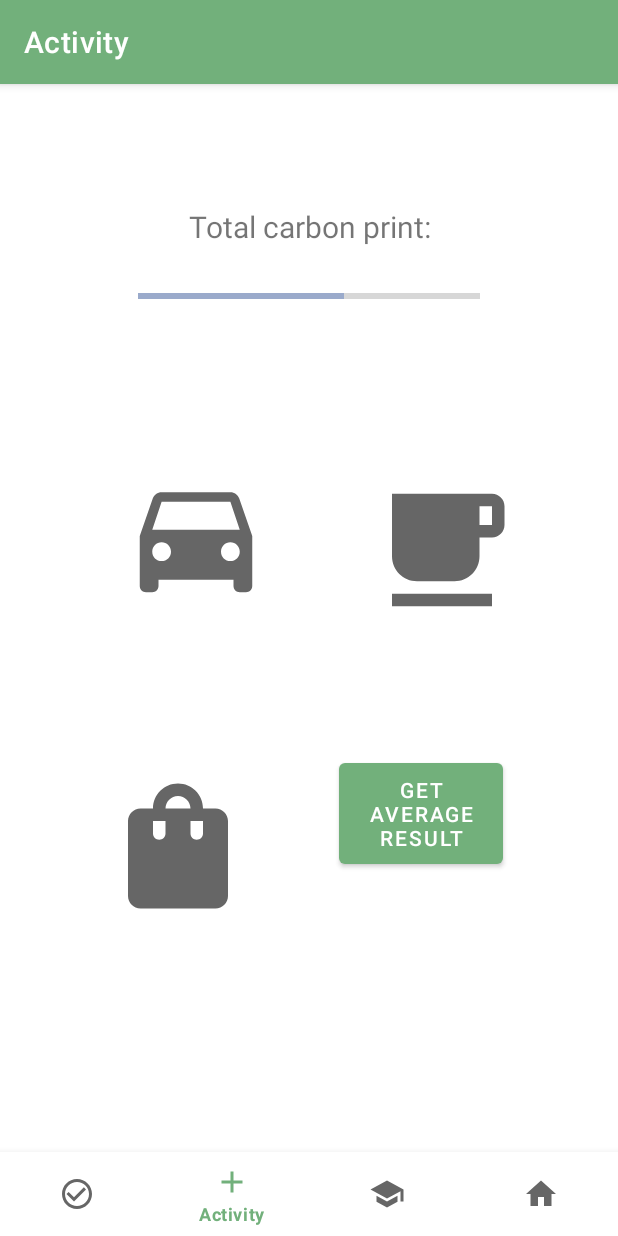
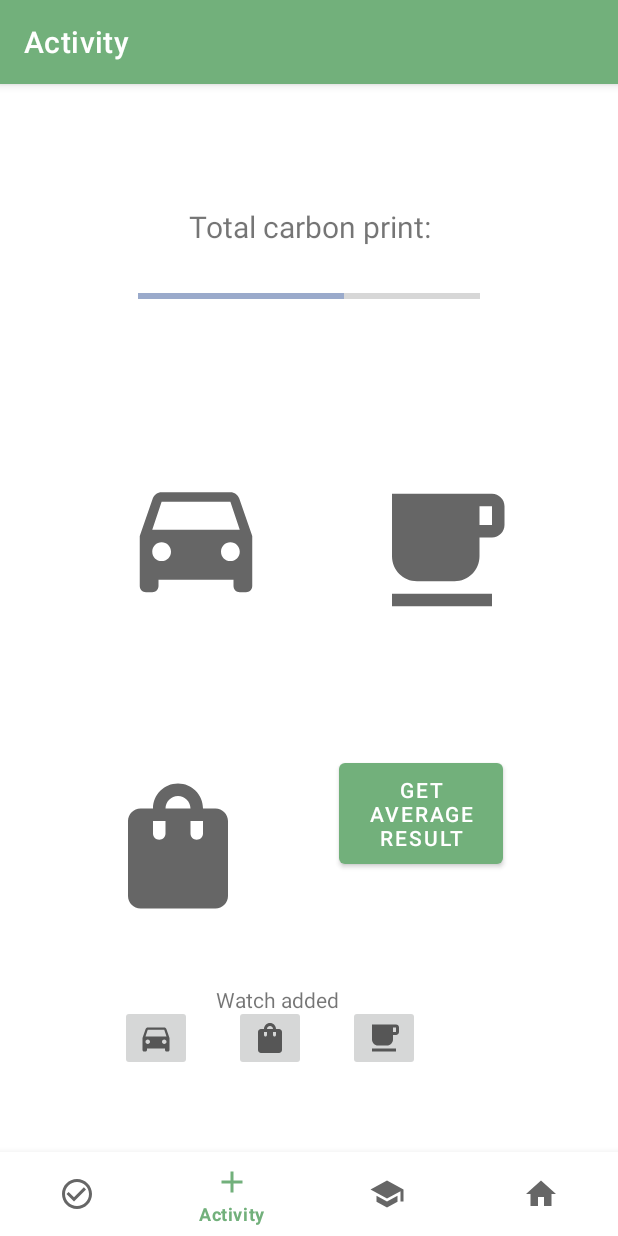
Before and after one commit to shmelzz/EcoCalc, an Android app: the screen it shows after launch once a user with an empty profile is signed in (MainActivity), on a phone screen of 412 x 824 dp. Run offline under Robolectric (Android 15) with nearby library versions, the phone set to English and light mode, and no system bars; our stand-ins replace Firebase (no records; nobody signed in at launch, a user with empty details on screens opened directly), Room's generated code, navigation-ui; 1 statement that could not run was skipped.

Commit message:
added activities watchlist

```diff
--- a/app/src/main/java/com/example/ecocalc/ui/activity_add/ActivityAddFragment.kt
+++ b/app/src/main/java/com/example/ecocalc/ui/activity_add/ActivityAddFragment.kt
@@ -14,6 +14,7 @@ import com.example.ecocalc.data.user.currentUser
 import com.example.ecocalc.data.utils.articleList
 import com.example.ecocalc.databinding.FragmentActivityAddBinding
 import com.example.ecocalc.databinding.FragmentArticlesBinding
+import com.example.ecocalc.ui.dialog.AddedActivitiesDialog
 import com.example.ecocalc.ui.dialog.MealDialog
 import com.example.ecocalc.ui.dialog.PlasticDialog
 import com.example.ecocalc.ui.dialog.TransportDialog
@@ -65,6 +66,27 @@ class ActivityAddFragment : Fragment() {
             })
         }
 
+        binding.mealAddedButton.apply {
+            setOnClickListener(View.OnClickListener { view ->
+                val dialog = AddedActivitiesDialog("MEAL")
+                activity?.supportFragmentManager?.let { dialog.show(it, "added meals") }
+            })
+        }
+
+        binding.transportAddedButton.apply {
+            setOnClickListener(View.OnClickListener { view ->
+                val dialog = AddedActivitiesDialog("TRANSPORT")
+                activity?.supportFragmentManager?.let { dialog.show(it, "added transport") }
+            })
+        }
+
+        binding.plasticAddedButton.apply {
+            setOnClickListener(View.OnClickListener { view ->
+                val dialog = AddedActivitiesDialog("PLASTIC")
+                activity?.supportFragmentManager?.let { dialog.show(it, "added plastic") }
+            })
+        }
+
         return root
     }
 
--- /dev/null
+++ b/app/src/main/res/drawable/ic_baseline_directions_car_24.xml
@@ -0,0 +1,10 @@
+<vector xmlns:android="http://schemas.android.com/apk/res/android"
+    android:width="24dp"
+    android:height="24dp"
+    android:viewportWidth="24"
+    android:viewportHeight="24"
+    android:tint="?attr/colorControlNormal">
+  <path
+      android:fillColor="@android:color/white"
+      android:pathData="M18.92,6.01C18.72,5.42 18.16,5 17.5,5h-11c-0.66,0 -1.21,0.42 -1.42,1.01L3,12v8c0,0.55 0.45,1 1,1h1c0.55,0 1,-0.45 1,-1v-1h12v1c0,0.55 0.45,1 1,1h1c0.55,0 1,-0.45 1,-1v-8l-2.08,-5.99zM6.5,16c-0.83,0 -1.5,-0.67 -1.5,-1.5S5.67,13 6.5,13s1.5,0.67 1.5,1.5S7.33,16 6.5,16zM17.5,16c-0.83,0 -1.5,-0.67 -1.5,-1.5s0.67,-1.5 1.5,-1.5 1.5,0.67 1.5,1.5 -0.67,1.5 -1.5,1.5zM5,11l1.5,-4.5h11L19,11L5,11z"/>
+</vector>
--- /dev/null
+++ b/app/src/main/res/drawable/ic_baseline_free_breakfast_24.xml
@@ -0,0 +1,10 @@
+<vector xmlns:android="http://schemas.android.com/apk/res/android"
+    android:width="24dp"
+    android:height="24dp"
+    android:viewportWidth="24"
+    android:viewportHeight="24"
+    android:tint="?attr/colorControlNormal">
+  <path
+      android:fillColor="@android:color/white"
+      android:pathData="M20,3L4,3v10c0,2.21 1.79,4 4,4h6c2.21,0 4,-1.79 4,-4v-3h2c1.11,0 2,-0.9 2,-2L22,5c0,-1.11 -0.89,-2 -2,-2zM20,8h-2L18,5h2v3zM4,19h16v2L4,21z"/>
+</vector>
--- /dev/null
+++ b/app/src/main/res/drawable/ic_baseline_shopping_bag_100.xml
@@ -0,0 +1,5 @@
+<vector android:height="100dp" android:tint="?attr/colorControlNormal"
+    android:viewportHeight="24" android:viewportWidth="24"
+    android:width="100dp" xmlns:android="http://schemas.android.com/apk/res/android">
+    <path android:fillColor="@android:color/white" android:pathData="M18,6h-2c0,-2.21 -1.79,-4 -4,-4S8,3.79 8,6H6C4.9,6 4,6.9 4,8v12c0,1.1 0.9,2 2,2h12c1.1,0 2,-0.9 2,-2V8C20,6.9 19.1,6 18,6zM10,10c0,0.55 -0.45,1 -1,1s-1,-0.45 -1,-1V8h2V10zM12,4c1.1,0 2,0.9 2,2h-4C10,4.9 10.9,4 12,4zM16,10c0,0.55 -0.45,1 -1,1s-1,-0.45 -1,-1V8h2V10z"/>
+</vector>
--- a/app/src/main/res/drawable/ic_baseline_shopping_bag_24.xml
+++ b/app/src/main/res/drawable/ic_baseline_shopping_bag_24.xml
@@ -1,5 +1,10 @@
-<vector android:height="100dp" android:tint="?attr/colorControlNormal"
-    android:viewportHeight="24" android:viewportWidth="24"
-    android:width="100dp" xmlns:android="http://schemas.android.com/apk/res/android">
-    <path android:fillColor="@android:color/white" android:pathData="M18,6h-2c0,-2.21 -1.79,-4 -4,-4S8,3.79 8,6H6C4.9,6 4,6.9 4,8v12c0,1.1 0.9,2 2,2h12c1.1,0 2,-0.9 2,-2V8C20,6.9 19.1,6 18,6zM10,10c0,0.55 -0.45,1 -1,1s-1,-0.45 -1,-1V8h2V10zM12,4c1.1,0 2,0.9 2,2h-4C10,4.9 10.9,4 12,4zM16,10c0,0.55 -0.45,1 -1,1s-1,-0.45 -1,-1V8h2V10z"/>
+<vector xmlns:android="http://schemas.android.com/apk/res/android"
+    android:width="24dp"
+    android:height="24dp"
+    android:viewportWidth="24"
+    android:viewportHeight="24"
+    android:tint="?attr/colorControlNormal">
+  <path
+      android:fillColor="@android:color/white"
+      android:pathData="M18,6h-2c0,-2.21 -1.79,-4 -4,-4S8,3.79 8,6H6C4.9,6 4,6.9 4,8v12c0,1.1 0.9,2 2,2h12c1.1,0 2,-0.9 2,-2V8C20,6.9 19.1,6 18,6zM10,10c0,0.55 -0.45,1 -1,1s-1,-0.45 -1,-1V8h2V10zM12,4c1.1,0 2,0.9 2,2h-4C10,4.9 10.9,4 12,4zM16,10c0,0.55 -0.45,1 -1,1s-1,-0.45 -1,-1V8h2V10z"/>
 </vector>
--- a/app/src/main/res/layout/fragment_activity_add.xml
+++ b/app/src/main/res/layout/fragment_activity_add.xml
@@ -12,27 +12,27 @@
         style="?android:attr/progressBarStyleHorizontal"
         android:layout_width="228dp"
         android:layout_height="65dp"
+        android:background="@color/white"
         android:progress="60"
         app:layout_constraintBottom_toTopOf="@+id/mealButton"
         app:layout_constraintEnd_toEndOf="parent"
         app:layout_constraintStart_toStartOf="parent"
         app:layout_constraintTop_toTopOf="parent"
-        app:layout_constraintVertical_bias="0.552"
-        android:background="@color/white"/>
+        app:layout_constraintVertical_bias="0.552" />
 
     <ImageButton
         android:id="@+id/transportButton"
         android:layout_width="wrap_content"
         android:layout_height="wrap_content"
         android:layout_marginTop="250dp"
+        android:background="@color/white"
         android:src="@drawable/ic_baseline_directions_car_100"
         app:layout_constraintBottom_toTopOf="@+id/plasticButton"
         app:layout_constraintEnd_toStartOf="@+id/mealButton"
         app:layout_constraintHorizontal_bias="0.556"
         app:layout_constraintStart_toStartOf="parent"
         app:layout_constraintTop_toTopOf="parent"
-        app:layout_constraintVertical_bias="0.0"
-        android:background="@color/white"/>
+        app:layout_constraintVertical_bias="0.0" />
 
     <ImageButton
         android:id="@+id/mealButton"
@@ -53,7 +53,7 @@
         android:layout_width="wrap_content"
         android:layout_height="wrap_content"
         android:background="@color/white"
-        android:src="@drawable/ic_baseline_shopping_bag_24"
+        android:src="@drawable/ic_baseline_shopping_bag_100"
         app:layout_constraintBottom_toBottomOf="parent"
         app:layout_constraintEnd_toEndOf="parent"
         app:layout_constraintHorizontal_bias="0.221"
@@ -84,7 +84,51 @@
         app:layout_constraintEnd_toEndOf="parent"
         app:layout_constraintStart_toStartOf="parent"
         app:layout_constraintTop_toTopOf="parent"
-        app:layout_constraintVertical_bias="1.0"
-        />
+        app:layout_constraintVertical_bias="1.0" />
+
+    <TextView
+        android:id="@+id/textView"
+        android:layout_width="wrap_content"
+        android:layout_height="wrap_content"
+        android:layout_marginStart="144dp"
+        android:layout_marginBottom="80dp"
+        android:text="@string/watch_added"
+        app:layout_constraintBottom_toBottomOf="parent"
+        app:layout_constraintStart_toStartOf="parent"
+        app:layout_constraintTop_toBottomOf="@+id/plasticButton"
+        app:layout_constraintVertical_bias="0.385" />
+
+    <ImageButton
+        android:id="@+id/transportAddedButton"
+        android:layout_width="wrap_content"
+        android:layout_height="wrap_content"
+        android:layout_marginStart="80dp"
+        android:layout_marginTop="56dp"
+        android:src="@drawable/ic_baseline_directions_car_24"
+        app:layout_constraintStart_toStartOf="parent"
+        app:layout_constraintTop_toBottomOf="@+id/plasticButton" />
+
+    <ImageButton
+        android:id="@+id/plasticAddedButton"
+        android:layout_width="wrap_content"
+        android:layout_height="wrap_content"
+        android:layout_marginStart="28dp"
+        android:layout_marginTop="56dp"
+        android:src="@drawable/ic_baseline_shopping_bag_24"
+        app:layout_constraintStart_toEndOf="@+id/transportAddedButton"
+        app:layout_constraintTop_toBottomOf="@+id/plasticButton" />
+
+    <ImageButton
+        android:id="@+id/mealAddedButton"
+        android:layout_width="wrap_content"
+        android:layout_height="wrap_content"
+        android:layout_marginStart="28dp"
+        android:layout_marginTop="56dp"
+        android:layout_marginEnd="100dp"
+        android:src="@drawable/ic_baseline_free_breakfast_24"
+        app:layout_constraintEnd_toEndOf="parent"
+        app:layout_constraintHorizontal_bias="0.0"
+        app:layout_constraintStart_toEndOf="@+id/plasticAddedButton"
+        app:layout_constraintTop_toBottomOf="@+id/plasticButton" />
 
 </androidx.constraintlayout.widget.ConstraintLayout>
--- a/app/src/main/res/values/strings.xml
+++ b/app/src/main/res/values/strings.xml
@@ -70,5 +70,6 @@
     <string name="all">all</string>
     <string name="climate">climate</string>
     <string name="carbon">carbon</string>
+    <string name="watch_added">Watch added</string>
 
 </resources>
```
Also changed, not shown: app/src/main/java/com/example/ecocalc/ui/added_activities/MealCardAdapter.kt (added, +25 -0 lines), app/src/main/java/com/example/ecocalc/ui/added_activities/MealCardHolder.kt (added, +17 -0 lines), app/src/main/java/com/example/ecocalc/ui/added_activities/PlasticCardAdapter.kt (added, +25 -0 lines), app/src/main/java/com/example/ecocalc/ui/added_activities/PlasticCardHolder.kt (added, +17 -0 lines), app/src/main/java/com/example/ecocalc/ui/added_activities/TransportCardAdapter.kt (added, +25 -0 lines), app/src/main/java/com/example/ecocalc/ui/added_activities/TransportCardHolder.kt (added, +17 -0 lines), app/src/main/java/com/example/ecocalc/ui/dialog/AddedActivitiesDialog.kt (added, +60 -0 lines), app/src/main/res/layout/added_activity_card.xml (added, +49 -0 lines), app/src/main/res/mipmap-hdpi/ic_launcher.png (added), app/src/main/res/mipmap-hdpi/ic_launcher_foreground.png (added), app/src/main/res/mipmap-mdpi/ic_launcher_foreground.png (added), app/src/main/res/mipmap-xhdpi/ic_launcher_round.png (added), app/src/main/res/mipmap-xxhdpi/ic_launcher_foreground.png (added).
